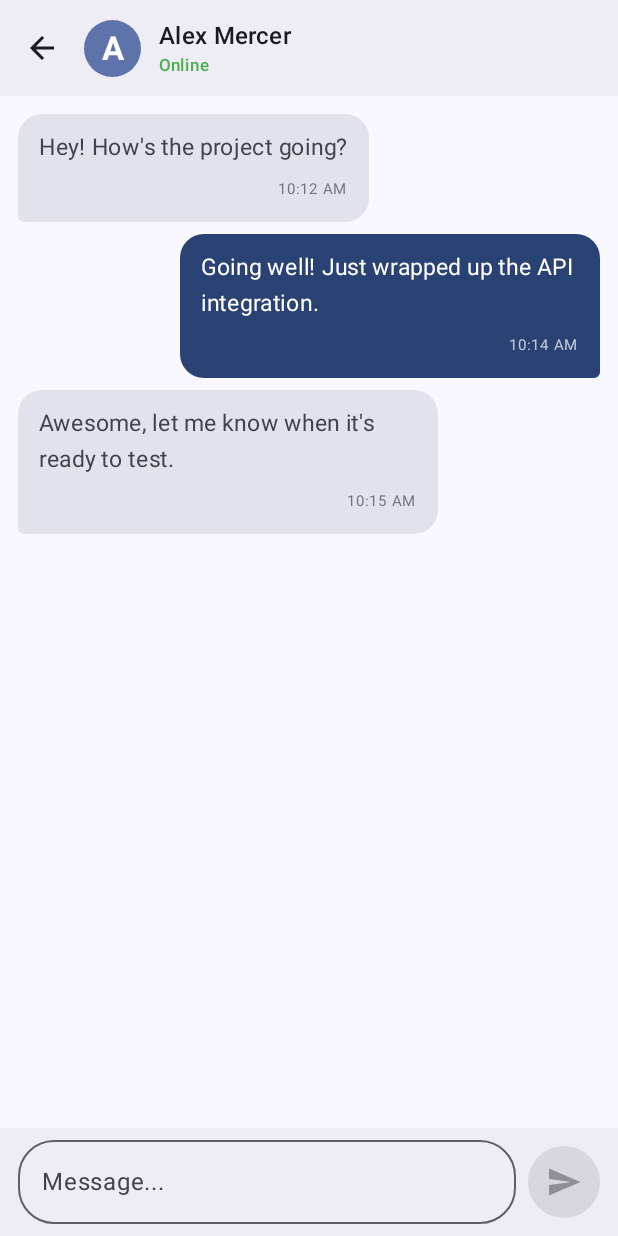
After one commit to dvy19/movie-kotlin, an Android app built with Jetpack Compose: the composable UserChatScreen shown on its own in the app's theme, on a phone screen of 412 x 824 dp. The commit adds this screen. Run offline under Robolectric (Android 15) with nearby library versions, the phone set to English and light mode, and no system bars.

Commit message:
all users

```diff
--- a/app/src/main/java/com/example/movie/MainActivity.kt
+++ b/app/src/main/java/com/example/movie/MainActivity.kt
@@ -21,11 +21,8 @@ class MainActivity : ComponentActivity() {
         setContent {
             MovieTheme {
                 Scaffold(modifier = Modifier.fillMaxSize()) { innerPadding ->
-                    //RootNav(innerPadding)
-                    MainScreen(
+                    RootNav(innerPadding)
 
-                        innerPadding
-                    )
                 }
             }
         }
--- a/app/src/main/java/com/example/movie/RootNav.kt
+++ b/app/src/main/java/com/example/movie/RootNav.kt
@@ -51,7 +51,9 @@ fun RootNav(innerPadding: PaddingValues) {
         }
 
         composable(Screens.MainScreen.route){
-            MainScreen(innerPadding)
+            MainScreen(
+                rootNavController,
+                innerPadding)
 
         }
 
--- a/app/src/main/java/com/example/movie/auth/Register.kt
+++ b/app/src/main/java/com/example/movie/auth/Register.kt
@@ -182,7 +182,7 @@ fun Register(
                     is RegisterState.Success -> {
                         Text(text = "Sign Up")
 
-                        rootNavController.navigate("main")
+                        rootNavController.navigate("user_detail")
                     }
                     is RegisterState.Error -> {
                         Text(text = state.message)
--- /dev/null
+++ b/app/src/main/java/com/example/movie/screens/UserChatScreen.kt
@@ -0,0 +1,221 @@
+package com.example.movie.screens
+import android.os.Bundle
+import androidx.activity.ComponentActivity
+import androidx.activity.compose.setContent
+import androidx.compose.foundation.background
+import androidx.compose.foundation.layout.*
+import androidx.compose.foundation.lazy.LazyColumn
+import androidx.compose.foundation.lazy.items
+import androidx.compose.foundation.lazy.rememberLazyListState
+import androidx.compose.foundation.shape.CircleShape
+import androidx.compose.foundation.shape.RoundedCornerShape
+import androidx.compose.material.icons.Icons
+import androidx.compose.material.icons.automirrored.filled.ArrowBack
+import androidx.compose.material.icons.automirrored.filled.Send
+import androidx.compose.material3.*
+import androidx.compose.runtime.*
+import androidx.compose.ui.Alignment
+import androidx.compose.ui.Modifier
+import androidx.compose.ui.draw.clip
+import androidx.compose.ui.graphics.Color
+import androidx.compose.ui.text.font.FontWeight
+import androidx.compose.ui.unit.dp
+import androidx.compose.ui.unit.sp
+import androidx.navigation.NavController
+import kotlinx.coroutines.launch
+
+data class ChatMessage(
+    val id: Int,
+    val text: String,
+    val isFromMe: Boolean,
+    val time: String
+)
+@OptIn(ExperimentalMaterial3Api::class)
+@Composable
+fun UserChatScreen(
+    mainNavController: NavController
+) {
+    var messageText by remember { mutableStateOf("") }
+    val messages = remember {
+        mutableStateListOf(
+            ChatMessage(1, "Hey! How's the project going?", isFromMe = false, time = "10:12 AM"),
+            ChatMessage(2, "Going well! Just wrapped up the API integration.", isFromMe = true, time = "10:14 AM"),
+            ChatMessage(3, "Awesome, let me know when it's ready to test.", isFromMe = false, time = "10:15 AM")
+        )
+    }
+
+    val listState = rememberLazyListState()
+    val coroutineScope = rememberCoroutineScope()
+
+    Scaffold(
+        topBar = {
+            TopAppBar(
+                navigationIcon = {
+                    IconButton(onClick = { /* Handle back */ }) {
+                        Icon(
+                            imageVector = Icons.AutoMirrored.Filled.ArrowBack,
+                            contentDescription = "Back"
+                        )
+                    }
+                },
+                title = {
+                    Row(verticalAlignment = Alignment.CenterVertically) {
+                        // Simple circular profile placeholder
+                        Box(
+                            modifier = Modifier
+                                .size(38.dp)
+                                .clip(CircleShape)
+                                .background(MaterialTheme.colorScheme.primaryContainer),
+                            contentAlignment = Alignment.Center
+                        ) {
+                            Text(
+                                text = "A",
+                                color = MaterialTheme.colorScheme.onPrimaryContainer,
+                                fontWeight = FontWeight.Bold
+                            )
+                        }
+                        Spacer(modifier = Modifier.width(12.dp))
+                        Column {
+                            Text(
+                                text = "Alex Mercer",
+                                style = MaterialTheme.typography.titleMedium,
+                                fontWeight = FontWeight.SemiBold
+                            )
+                            Text(
+                                text = "Online",
+                                style = MaterialTheme.typography.labelSmall,
+                                color = Color(0xFF4CAF50)
+                            )
+                        }
+                    }
+                },
+                colors = TopAppBarDefaults.topAppBarColors(
+                    containerColor = MaterialTheme.colorScheme.surfaceContainer
+                )
+            )
+        },
+        bottomBar = {
+            ChatInputBar(
+                text = messageText,
+                onTextChange = { messageText = it },
+                onSendClick = {
+                    if (messageText.isNotBlank()) {
+                        messages.add(
+                            ChatMessage(
+                                id = messages.size + 1,
+                                text = messageText.trim(),
+                                isFromMe = true,
+                                time = "Now"
+                            )
+                        )
+                        messageText = ""
+                        coroutineScope.launch {
+                            listState.animateScrollToItem(messages.lastIndex)
+                        }
+                    }
+                }
+            )
+        }
+    ) { innerPadding ->
+        // Chat Area
+        LazyColumn(
+            state = listState,
+            modifier = Modifier
+                .fillMaxSize()
+                .padding(innerPadding)
+                .padding(horizontal = 12.dp),
+            verticalArrangement = Arrangement.spacedBy(8.dp),
+            contentPadding = PaddingValues(vertical = 12.dp)
+        ) {
+            items(messages, key = { it.id }) { message ->
+                MessageBubble(message = message)
+            }
+        }
+    }
+}
+
+@Composable
+fun MessageBubble(message: ChatMessage) {
+    val bubbleColor = if (message.isFromMe) {
+        MaterialTheme.colorScheme.primary
+    } else {
+        MaterialTheme.colorScheme.surfaceVariant
+    }
+
+    val textColor = if (message.isFromMe) {
+        MaterialTheme.colorScheme.onPrimary
+    } else {
+        MaterialTheme.colorScheme.onSurfaceVariant
+    }
+
+    val bubbleShape = if (message.isFromMe) {
+        RoundedCornerShape(16.dp, 16.dp, 4.dp, 16.dp)
+    } else {
+        RoundedCornerShape(16.dp, 16.dp, 16.dp, 4.dp)
+    }
+
+    Column(
+        modifier = Modifier.fillMaxWidth(),
+        horizontalAlignment = if (message.isFromMe) Alignment.End else Alignment.Start
+    ) {
+        Surface(
+            color = bubbleColor,
+            shape = bubbleShape,
+            modifier = Modifier.widthIn(max = 280.dp)
+        ) {
+            Column(modifier = Modifier.padding(horizontal = 14.dp, vertical = 10.dp)) {
+                Text(
+                    text = message.text,
+                    color = textColor,
+                    fontSize = 15.sp
+                )
+                Spacer(modifier = Modifier.height(4.dp))
+                Text(
+                    text = message.time,
+                    color = textColor.copy(alpha = 0.7f),
+                    fontSize = 10.sp,
+                    modifier = Modifier.align(Alignment.End)
+                )
+            }
+        }
+    }
+}
+
+@Composable
+fun ChatInputBar(
+    text: String,
+    onTextChange: (String) -> Unit,
+    onSendClick: () -> Unit
+) {
+    Surface(
+        color = MaterialTheme.colorScheme.surfaceContainer,
+        modifier = Modifier.imePadding() // Moves input bar above the keyboard
+    ) {
+        Row(
+            modifier = Modifier
+                .fillMaxWidth()
+                .padding(horizontal = 12.dp, vertical = 8.dp),
+            verticalAlignment = Alignment.CenterVertically
+        ) {
+            OutlinedTextField(
+                value = text,
+                onValueChange = onTextChange,
+                placeholder = { Text("Message...") },
+                shape = RoundedCornerShape(24.dp),
+                maxLines = 4,
+                modifier = Modifier.weight(1f)
+            )
+            Spacer(modifier = Modifier.width(8.dp))
+            FilledIconButton(
+                onClick = onSendClick,
+                enabled = text.isNotBlank(),
+                modifier = Modifier.size(48.dp)
+            ) {
+                Icon(
+                    imageVector = Icons.AutoMirrored.Filled.Send,
+                    contentDescription = "Send"
+                )
+            }
+        }
+    }
+}
--- a/app/src/main/java/com/example/movie/screens/UserDetailScreen.kt
+++ b/app/src/main/java/com/example/movie/screens/UserDetailScreen.kt
@@ -77,7 +77,7 @@ fun UserDetailScreen(
 
     val cityOptions = listOf("Delhi", "Mumbai", "Bangalore", "Chennai", "Kolkata")
 
-    val genderOptions = listOf("Male", "Female", "Other")
+    val genderOptions = listOf("male", "female", "Other")
 
     var selectedImageUri by remember { mutableStateOf<Uri?>(null) }
 
```
Also changed, not shown: app/src/main/java/com/example/movie/MainScreen.kt (+6 -1 lines), app/src/main/java/com/example/movie/auth/AuthDataClass.kt (+24 -0 lines), app/src/main/java/com/example/movie/auth/AuthInterface.kt (+7 -0 lines), app/src/main/java/com/example/movie/auth/AuthRepo.kt (+12 -0 lines), app/src/main/java/com/example/movie/auth/AuthVM.kt (+32 -0 lines), app/src/main/java/com/example/movie/screens/AllUsersScreen.kt (+46 -40 lines).
